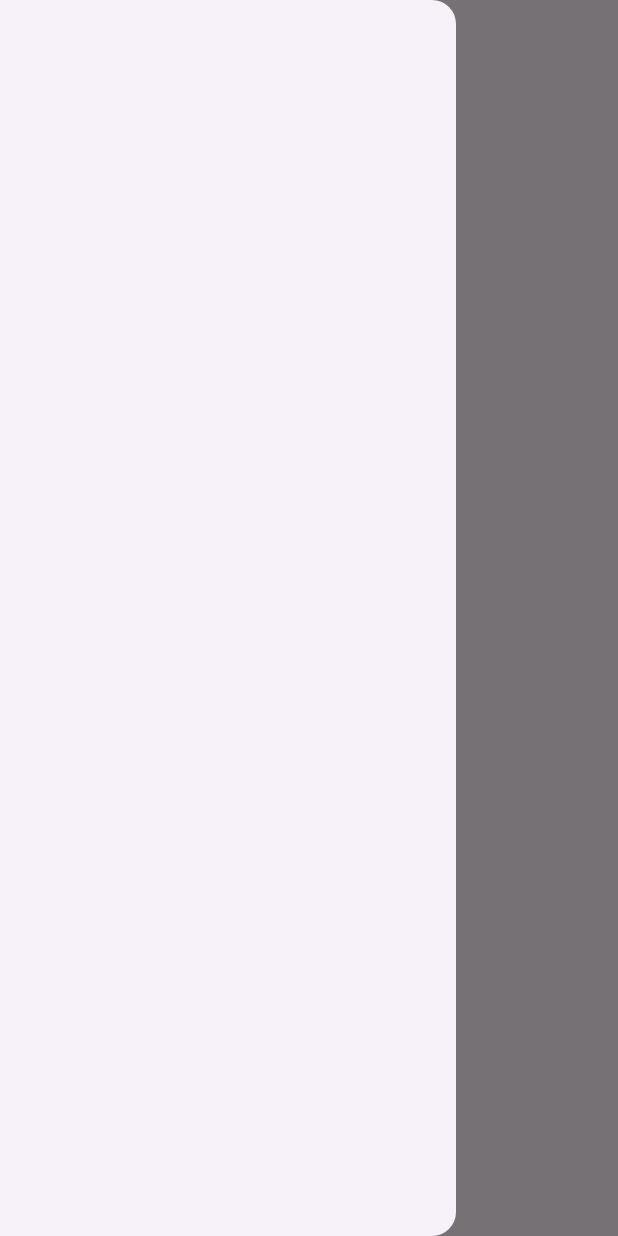
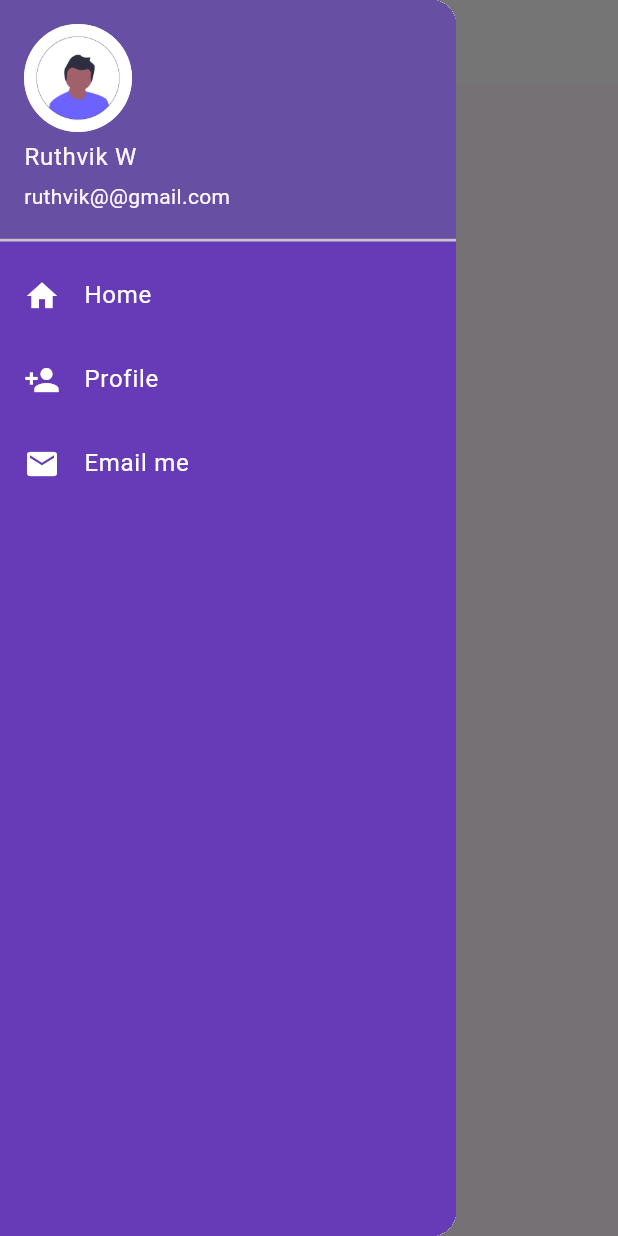
Before and after one commit to Ruthvik2025/shopping-app-UI, a Flutter app: the HomePage screen opened by its route, with the side drawer open, on a phone screen of 412 x 824 dp. Run offline on Flutter 3.47's test engine with Material 3 defaults, Android fonts, the phone set to English and light mode, and no system bars.

Commit message:
day 9completed

```diff
--- a/lib/main.dart
+++ b/lib/main.dart
@@ -1,6 +1,7 @@
 import 'package:days_30_flutter/pages/home_pade.dart';
 import 'package:days_30_flutter/pages/login_page.dart';
 import 'package:days_30_flutter/utili/class_route.dart';
+import 'package:days_30_flutter/widgets/themedata.dart';
 import "package:flutter/material.dart";
 
 void main() {
@@ -14,13 +15,13 @@ class MyApp extends StatelessWidget {
   Widget build(BuildContext context) {
     return MaterialApp(
       themeMode: ThemeMode.light,
-      theme: ThemeData(primarySwatch: Colors.red),
+      theme: MyTheme.lighttheme(context),
       darkTheme: ThemeData(brightness: Brightness.dark),
       initialRoute: "/",
       routes: {
         "/": (context) => LoginPage(),
         MyRoute.loginRoute: (context) => LoginPage(),
-        MyRoute.homeRoute: (context) => HomePage(),
+        MyRoute.homeRoute: (context) => const HomePage(),
       },
     );
   }
--- a/lib/pages/home_pade.dart
+++ b/lib/pages/home_pade.dart
@@ -1,3 +1,4 @@
+import "package:days_30_flutter/widgets/drawer.dart";
 import "package:flutter/material.dart";
 
 class HomePage extends StatelessWidget {
@@ -15,7 +16,7 @@ class HomePage extends StatelessWidget {
           child: const Text("Legion"),
         ),
       ),
-      drawer: Drawer(),
+      drawer: MyDrawer(),
     );
   }
 }
--- a/lib/pages/login_page.dart
+++ b/lib/pages/login_page.dart
@@ -19,7 +19,7 @@ class _LoginPageState extends State<LoginPage> {
       setState(() {
         changeButton = true;
       });
-      await Future.delayed(Duration(seconds: 1));
+      await Future.delayed(const Duration(seconds: 1));
       await Navigator.pushNamed(context, MyRoute.homeRoute);
       setState(() {
         changeButton = false;
@@ -40,17 +40,17 @@ class _LoginPageState extends State<LoginPage> {
                   "assets/images/login_page.png",
                   fit: BoxFit.cover,
                 ),
-                SizedBox(
+                const SizedBox(
                   height: 20.0,
                 ),
                 Text(
                   "Welcome $name",
-                  style: TextStyle(
+                  style: const TextStyle(
                     fontSize: 28,
                     fontWeight: FontWeight.bold,
                   ),
                 ),
-                SizedBox(
+                const SizedBox(
                   height: 20.0,
                 ),
                 Padding(
@@ -59,7 +59,7 @@ class _LoginPageState extends State<LoginPage> {
                   child: Column(
                     children: [
                       TextFormField(
-                        decoration: InputDecoration(
+                        decoration: const InputDecoration(
                           hintText: "Enter username",
                           labelText: "Username",
                         ),
@@ -77,7 +77,7 @@ class _LoginPageState extends State<LoginPage> {
                       ),
                       TextFormField(
                         obscureText: true,
-                        decoration: InputDecoration(
+                        decoration: const InputDecoration(
                           hintText: "Enter password",
                           labelText: "Password",
                         ),
@@ -91,7 +91,7 @@ class _LoginPageState extends State<LoginPage> {
                           return null;
                         },
                       ),
-                      SizedBox(
+                      const SizedBox(
                         height: 40.0,
                       ),
                       Material(
@@ -101,16 +101,16 @@ class _LoginPageState extends State<LoginPage> {
                         child: InkWell(
                           onTap: () => moveToHome(context),
                           child: AnimatedContainer(
-                            duration: Duration(seconds: 1),
+                            duration: const Duration(seconds: 1),
                             width: changeButton ? 50 : 150,
                             height: 50,
                             alignment: Alignment.center,
                             child: changeButton
-                                ? Icon(
+                                ? const Icon(
                                     Icons.done,
                                     color: Colors.white,
                                   )
-                                : Text(
+                                : const Text(
                                     "Login",
                                     style: TextStyle(
                                         color: Colors.white,
--- /dev/null
+++ b/lib/widgets/drawer.dart
@@ -0,0 +1,65 @@
+import "package:flutter/material.dart";
+
+class MyDrawer extends StatelessWidget {
+  @override
+  Widget build(BuildContext context) {
+    return Drawer(
+      child: Container(
+        color: Colors.deepPurple,
+        child: ListView(
+          padding: EdgeInsets.zero,
+          children: const [
+            DrawerHeader(
+              padding: EdgeInsets.zero,
+              child: UserAccountsDrawerHeader(
+                margin: EdgeInsets.zero,
+                accountName: Text("Ruthvik W"),
+                accountEmail: Text("ruthvik@@gmail.com"),
+                currentAccountPicture: CircleAvatar(
+                  backgroundImage: AssetImage(
+                      "assets/images/undraw_Pic_profile_re_7g2h.png"),
+                ),
+              ),
+            ),
+            ListTile(
+              leading: Icon(
+                Icons.home,
+                color: Colors.white,
+              ),
+              title: Text(
+                "Home",
+                style: TextStyle(
+                  color: Colors.white,
+                ),
+              ),
+            ),
+            ListTile(
+              leading: Icon(
+                Icons.person_add_sharp,
+                color: Colors.white,
+              ),
+              title: Text(
+                "Profile",
+                style: TextStyle(
+                  color: Colors.white,
+                ),
+              ),
+            ),
+            ListTile(
+              leading: Icon(
+                Icons.mail,
+                color: Colors.white,
+              ),
+              title: Text(
+                "Email me",
+                style: TextStyle(
+                  color: Colors.white,
+                ),
+              ),
+            )
+          ],
+        ),
+      ),
+    );
+  }
+}
--- /dev/null
+++ b/lib/widgets/themedata.dart
@@ -0,0 +1,24 @@
+import 'package:flutter/material.dart';
+
+class MyTheme {
+  static ThemeData lighttheme(BuildContext context) => ThemeData(
+        primarySwatch: Colors.red,
+        appBarTheme: const AppBarTheme(
+          color: Colors.white,
+          elevation: 0,
+          iconTheme: IconThemeData(
+            color: Colors.black,
+          ),
+        ),
+      );
+  static ThemeData darktheme(BuildContext context) => ThemeData(
+        primarySwatch: Colors.red,
+        appBarTheme: const AppBarTheme(
+          color: Colors.white,
+          elevation: 0,
+          iconTheme: IconThemeData(
+            color: Colors.black,
+          ),
+        ),
+      );
+}
```
Also changed, not shown: assets/images/undraw_Pic_profile_re_7g2h copy.png (added), assets/images/undraw_Pic_profile_re_7g2h.png (added).
